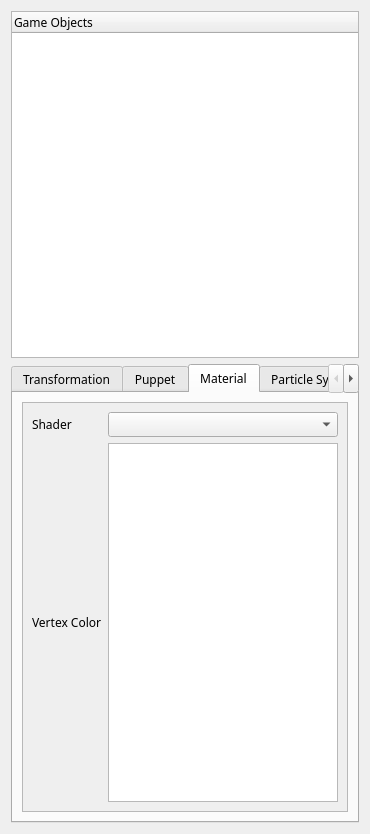
Qt form Source/UI/HierarchyWidget.ui (kevinmore/Project-Nebula) before a commit.
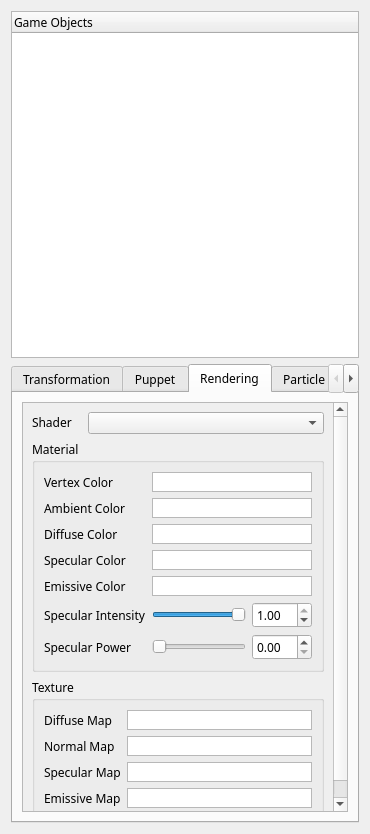
The same form after that commit.

Commit message: Implemented Material Control On GUI

Diff of the .ui file:
```diff
--- a/Source/UI/HierarchyWidget.ui
+++ b/Source/UI/HierarchyWidget.ui
@@ -556,7 +556,7 @@
      </widget>
      <widget class="QWidget" name="MaterialTab">
       <attribute name="title">
-       <string>Material</string>
+       <string>Rendering</string>
       </attribute>
       <layout class="QVBoxLayout" name="verticalLayout_6">
        <item>
@@ -569,21 +569,33 @@
            <rect>
             <x>0</x>
             <y>0</y>
-            <width>326</width>
-            <height>407</height>
+            <width>309</width>
+            <height>417</height>
            </rect>
           </property>
-          <layout class="QVBoxLayout" name="verticalLayout_12">
+          <layout class="QVBoxLayout" name="verticalLayout_16">
            <item>
-            <layout class="QGridLayout" name="gridLayout_3">
-             <item row="0" column="0">
+            <layout class="QHBoxLayout" name="horizontalLayout_16">
+             <item>
               <widget class="QLabel" name="label_42">
                <property name="sizePolicy">
-                <sizepolicy hsizetype="Preferred" vsizetype="Preferred">
+                <sizepolicy hsizetype="Preferred" vsizetype="Fixed">
                  <horstretch>0</horstretch>
                  <verstretch>0</verstretch>
                 </sizepolicy>
                </property>
+               <property name="minimumSize">
+                <size>
+                 <width>50</width>
+                 <height>0</height>
+                </size>
+               </property>
+               <property name="maximumSize">
+                <size>
+                 <width>50</width>
+                 <height>16777215</height>
+                </size>
+               </property>
                <property name="text">
                 <string>Shader</string>
                </property>
@@ -592,43 +604,457 @@
                </property>
               </widget>
              </item>
-             <item row="0" column="1">
-              <widget class="QComboBox" name="comboBox_SahderFiles"/>
-             </item>
-             <item row="1" column="0">
-              <widget class="QLabel" name="label_35">
+             <item>
+              <widget class="QComboBox" name="comboBox_SahderFiles">
                <property name="sizePolicy">
-                <sizepolicy hsizetype="Preferred" vsizetype="Preferred">
+                <sizepolicy hsizetype="Preferred" vsizetype="Expanding">
                  <horstretch>0</horstretch>
                  <verstretch>0</verstretch>
                 </sizepolicy>
-               </property>
-               <property name="text">
-                <string>Vertex Color</string>
-               </property>
-               <property name="alignment">
-                <set>Qt::AlignLeading|Qt::AlignLeft|Qt::AlignVCenter</set>
-               </property>
-              </widget>
-             </item>
-             <item row="1" column="1">
-              <widget class="QGraphicsView" name="graphicsView_VertexColorPicker">
-               <property name="sizePolicy">
-                <sizepolicy hsizetype="Minimum" vsizetype="Minimum">
-                 <horstretch>0</horstretch>
-                 <verstretch>0</verstretch>
-                </sizepolicy>
-               </property>
-               <property name="minimumSize">
-                <size>
-                 <width>20</width>
-                 <height>20</height>
-                </size>
                </property>
               </widget>
              </item>
             </layout>
            </item>
+           <item>
+            <widget class="QGroupBox" name="groupBox">
+             <property name="title">
+              <string>Material</string>
+             </property>
+             <layout class="QVBoxLayout" name="verticalLayout_12">
+              <item>
+               <layout class="QGridLayout" name="gridLayout_3">
+                <item row="5" column="1">
+                 <layout class="QHBoxLayout" name="horizontalLayout_13">
+                  <item>
+                   <widget class="QSlider" name="horizontalSlider_ShininessStrength">
+                    <property name="maximum">
+                     <number>100</number>
+                    </property>
+                    <property name="value">
+                     <number>100</number>
+                    </property>
+                    <property name="orientation">
+                     <enum>Qt::Horizontal</enum>
+                    </property>
+                   </widget>
+                  </item>
+                  <item>
+                   <widget class="QDoubleSpinBox" name="doubleSpinBox_ShininessStrength">
+                    <property name="sizePolicy">
+                     <sizepolicy hsizetype="Fixed" vsizetype="Fixed">
+                      <horstretch>0</horstretch>
+                      <verstretch>0</verstretch>
+                     </sizepolicy>
+                    </property>
+                    <property name="minimumSize">
+                     <size>
+                      <width>60</width>
+                      <height>0</height>
+                     </size>
+                    </property>
+                    <property name="maximumSize">
+                     <size>
+                      <width>60</width>
+                      <height>16777215</height>
+                     </size>
+                    </property>
+                    <property name="maximum">
+                     <double>1.000000000000000</double>
+                    </property>
+                    <property name="singleStep">
+                     <double>0.100000000000000</double>
+                    </property>
+                    <property name="value">
+                     <double>1.000000000000000</double>
+                    </property>
+                   </widget>
+                  </item>
+                 </layout>
+                </item>
+                <item row="6" column="1">
+                 <layout class="QHBoxLayout" name="horizontalLayout_14">
+                  <item>
+                   <widget class="QSlider" name="horizontalSlider_Shininess">
+                    <property name="maximum">
+                     <number>100</number>
+                    </property>
+                    <property name="orientation">
+                     <enum>Qt::Horizontal</enum>
+                    </property>
+                   </widget>
+                  </item>
+                  <item>
+                   <widget class="QDoubleSpinBox" name="doubleSpinBox_Shininess">
+                    <property name="sizePolicy">
+                     <sizepolicy hsizetype="Fixed" vsizetype="Fixed">
+                      <horstretch>0</horstretch>
+                      <verstretch>0</verstretch>
+                     </sizepolicy>
+                    </property>
+                    <property name="minimumSize">
+                     <size>
+                      <width>60</width>
+                      <height>0</height>
+                     </size>
+                    </property>
+                    <property name="maximumSize">
+                     <size>
+                      <width>60</width>
+                      <height>16777215</height>
+                     </size>
+                    </property>
+                    <property name="decimals">
+                     <number>2</number>
+                    </property>
+                    <property name="maximum">
+                     <double>100.000000000000000</double>
+                    </property>
+                    <property name="singleStep">
+                     <double>0.100000000000000</double>
+                    </property>
+                   </widget>
+                  </item>
+                 </layout>
+                </item>
+                <item row="1" column="0">
+                 <widget class="QLabel" name="label_43">
+                  <property name="sizePolicy">
+                   <sizepolicy hsizetype="Preferred" vsizetype="Preferred">
+                    <horstretch>0</horstretch>
+                    <verstretch>0</verstretch>
+                   </sizepolicy>
+                  </property>
+                  <property name="text">
+                   <string>Ambient Color</string>
+                  </property>
+                  <property name="alignment">
+                   <set>Qt::AlignLeading|Qt::AlignLeft|Qt::AlignVCenter</set>
+                  </property>
+                 </widget>
+                </item>
+                <item row="2" column="0">
+                 <widget class="QLabel" name="label_44">
+                  <property name="sizePolicy">
+                   <sizepolicy hsizetype="Preferred" vsizetype="Preferred">
+                    <horstretch>0</horstretch>
+                    <verstretch>0</verstretch>
+                   </sizepolicy>
+                  </property>
+                  <property name="text">
+                   <string>Diffuse Color</string>
+                  </property>
+                  <property name="alignment">
+                   <set>Qt::AlignLeading|Qt::AlignLeft|Qt::AlignVCenter</set>
+                  </property>
+                 </widget>
+                </item>
+                <item row="1" column="1">
+                 <widget class="QGraphicsView" name="graphicsView_AmbientColorPicker">
+                  <property name="sizePolicy">
+                   <sizepolicy hsizetype="Minimum" vsizetype="Minimum">
+                    <horstretch>0</horstretch>
+                    <verstretch>0</verstretch>
+                   </sizepolicy>
+                  </property>
+                  <property name="minimumSize">
+                   <size>
+                    <width>20</width>
+                    <height>20</height>
+                   </size>
+                  </property>
+                 </widget>
+                </item>
+                <item row="2" column="1">
+                 <widget class="QGraphicsView" name="graphicsView_DiffuseColorPicker">
+                  <property name="sizePolicy">
+                   <sizepolicy hsizetype="Minimum" vsizetype="Minimum">
+                    <horstretch>0</horstretch>
+                    <verstretch>0</verstretch>
+                   </sizepolicy>
+                  </property>
+                  <property name="minimumSize">
+                   <size>
+                    <width>20</width>
+                    <height>20</height>
+                   </size>
+                  </property>
+                 </widget>
+                </item>
+                <item row="5" column="0">
+                 <widget class="QLabel" name="label_47">
+                  <property name="sizePolicy">
+                   <sizepolicy hsizetype="Preferred" vsizetype="Preferred">
+                    <horstretch>0</horstretch>
+                    <verstretch>0</verstretch>
+                   </sizepolicy>
+                  </property>
+                  <property name="text">
+                   <string>Specular Intensity</string>
+                  </property>
+                  <property name="alignment">
+                   <set>Qt::AlignLeading|Qt::AlignLeft|Qt::AlignVCenter</set>
+                  </property>
+                 </widget>
+                </item>
+                <item row="4" column="1">
+                 <widget class="QGraphicsView" name="graphicsView_EmissiveColorPicker">
+                  <property name="sizePolicy">
+                   <sizepolicy hsizetype="Minimum" vsizetype="Minimum">
+                    <horstretch>0</horstretch>
+                    <verstretch>0</verstretch>
+                   </sizepolicy>
+                  </property>
+                  <property name="minimumSize">
+                   <size>
+                    <width>20</width>
+                    <height>20</height>
+                   </size>
+                  </property>
+                 </widget>
+                </item>
+                <item row="4" column="0">
+                 <widget class="QLabel" name="label_46">
+                  <property name="sizePolicy">
+                   <sizepolicy hsizetype="Preferred" vsizetype="Preferred">
+                    <horstretch>0</horstretch>
+                    <verstretch>0</verstretch>
+                   </sizepolicy>
+                  </property>
+                  <property name="text">
+                   <string>Emissive Color</string>
+                  </property>
+                  <property name="alignment">
+                   <set>Qt::AlignLeading|Qt::AlignLeft|Qt::AlignVCenter</set>
+                  </property>
+                 </widget>
+                </item>
+                <item row="3" column="0">
+                 <widget class="QLabel" name="label_45">
+                  <property name="sizePolicy">
+                   <sizepolicy hsizetype="Preferred" vsizetype="Preferred">
+                    <horstretch>0</horstretch>
+                    <verstretch>0</verstretch>
+                   </sizepolicy>
+                  </property>
+                  <property name="text">
+                   <string>Specular Color</string>
+                  </property>
+                  <property name="alignment">
+                   <set>Qt::AlignLeading|Qt::AlignLeft|Qt::AlignVCenter</set>
+                  </property>
+                 </widget>
+                </item>
+                <item row="3" column="1">
+                 <widget class="QGraphicsView" name="graphicsView_SpecularColorPicker">
+                  <property name="sizePolicy">
+                   <sizepolicy hsizetype="Minimum" vsizetype="Minimum">
+                    <horstretch>0</horstretch>
+                    <verstretch>0</verstretch>
+                   </sizepolicy>
+                  </property>
+                  <property name="minimumSize">
+                   <size>
+                    <width>20</width>
+                    <height>20</height>
+                   </size>
+                  </property>
+                 </widget>
+                </item>
+                <item row="6" column="0">
+                 <widget class="QLabel" name="label_48">
+                  <property name="sizePolicy">
+                   <sizepolicy hsizetype="Preferred" vsizetype="Preferred">
+                    <horstretch>0</horstretch>
+                    <verstretch>0</verstretch>
+                   </sizepolicy>
+                  </property>
+                  <property name="text">
+                   <string>Specular Power</string>
+                  </property>
+                  <property name="alignment">
+                   <set>Qt::AlignLeading|Qt::AlignLeft|Qt::AlignVCenter</set>
+                  </property>
+                 </widget>
+                </item>
+                <item row="0" column="0">
+                 <widget class="QLabel" name="label_35">
+                  <property name="sizePolicy">
+                   <sizepolicy hsizetype="Preferred" vsizetype="Preferred">
+                    <horstretch>0</horstretch>
+                    <verstretch>0</verstretch>
+                   </sizepolicy>
+                  </property>
+                  <property name="text">
+                   <string>Vertex Color</string>
+                  </property>
+                  <property name="alignment">
+                   <set>Qt::AlignLeading|Qt::AlignLeft|Qt::AlignVCenter</set>
+                  </property>
+                 </widget>
+                </item>
+                <item row="0" column="1">
+                 <widget class="QGraphicsView" name="graphicsView_VertexColorPicker">
+                  <property name="sizePolicy">
+                   <sizepolicy hsizetype="Minimum" vsizetype="Minimum">
+                    <horstretch>0</horstretch>
+                    <verstretch>0</verstretch>
+                   </sizepolicy>
+                  </property>
+                  <property name="minimumSize">
+                   <size>
+                    <width>20</width>
+                    <height>20</height>
+                   </size>
+                  </property>
+                 </widget>
+                </item>
+               </layout>
+              </item>
+             </layout>
+            </widget>
+           </item>
+           <item>
+            <widget class="QGroupBox" name="groupBox_2">
+             <property name="title">
+              <string>Texture</string>
+             </property>
+             <layout class="QVBoxLayout" name="verticalLayout_15">
+              <item>
+               <layout class="QGridLayout" name="gridLayout_4">
+                <item row="2" column="1">
+                 <widget class="QGraphicsView" name="graphicsView_SpecularMapPicker">
+                  <property name="sizePolicy">
+                   <sizepolicy hsizetype="Minimum" vsizetype="Minimum">
+                    <horstretch>0</horstretch>
+                    <verstretch>0</verstretch>
+                   </sizepolicy>
+                  </property>
+                  <property name="minimumSize">
+                   <size>
+                    <width>20</width>
+                    <height>20</height>
+                   </size>
+                  </property>
+                 </widget>
+                </item>
+                <item row="2" column="0">
+                 <widget class="QLabel" name="label_53">
+                  <property name="sizePolicy">
+                   <sizepolicy hsizetype="Preferred" vsizetype="Preferred">
+                    <horstretch>0</horstretch>
+                    <verstretch>0</verstretch>
+                   </sizepolicy>
+                  </property>
+                  <property name="text">
+                   <string>Specular Map</string>
+                  </property>
+                  <property name="alignment">
+                   <set>Qt::AlignLeading|Qt::AlignLeft|Qt::AlignVCenter</set>
+                  </property>
+                 </widget>
+                </item>
+                <item row="3" column="0">
+                 <widget class="QLabel" name="label_52">
+                  <property name="sizePolicy">
+                   <sizepolicy hsizetype="Preferred" vsizetype="Preferred">
+                    <horstretch>0</horstretch>
+                    <verstretch>0</verstretch>
+                   </sizepolicy>
+                  </property>
+                  <property name="text">
+                   <string>Emissive Map</string>
+                  </property>
+                  <property name="alignment">
+                   <set>Qt::AlignLeading|Qt::AlignLeft|Qt::AlignVCenter</set>
+                  </property>
+                 </widget>
+                </item>
+                <item row="3" column="1">
+                 <widget class="QGraphicsView" name="graphicsView_EmissiveMapPicker">
+                  <property name="sizePolicy">
+                   <sizepolicy hsizetype="Minimum" vsizetype="Minimum">
+                    <horstretch>0</horstretch>
+                    <verstretch>0</verstretch>
+                   </sizepolicy>
+                  </property>
+                  <property name="minimumSize">
+                   <size>
+                    <width>20</width>
+                    <height>20</height>
+                   </size>
+                  </property>
+                 </widget>
+                </item>
+                <item row="1" column="1">
+                 <widget class="QGraphicsView" name="graphicsView_NormalMapPicker">
+                  <property name="sizePolicy">
+                   <sizepolicy hsizetype="Minimum" vsizetype="Minimum">
+                    <horstretch>0</horstretch>
+                    <verstretch>0</verstretch>
+                   </sizepolicy>
+                  </property>
+                  <property name="minimumSize">
+                   <size>
+                    <width>20</width>
+                    <height>20</height>
+                   </size>
+                  </property>
+                 </widget>
+                </item>
+                <item row="0" column="1">
+                 <widget class="QGraphicsView" name="graphicsView_DiffuseMapPicker">
+                  <property name="sizePolicy">
+                   <sizepolicy hsizetype="Minimum" vsizetype="Minimum">
+                    <horstretch>0</horstretch>
+                    <verstretch>0</verstretch>
+                   </sizepolicy>
+                  </property>
+                  <property name="minimumSize">
+                   <size>
+                    <width>20</width>
+                    <height>20</height>
+                   </size>
+                  </property>
+                 </widget>
+                </item>
+                <item row="1" column="0">
+                 <widget class="QLabel" name="label_50">
+                  <property name="sizePolicy">
+                   <sizepolicy hsizetype="Preferred" vsizetype="Preferred">
+                    <horstretch>0</horstretch>
+                    <verstretch>0</verstretch>
+                   </sizepolicy>
+                  </property>
+                  <property name="text">
+                   <string>Normal Map</string>
+                  </property>
+                  <property name="alignment">
+                   <set>Qt::AlignLeading|Qt::AlignLeft|Qt::AlignVCenter</set>
+                  </property>
+                 </widget>
+                </item>
+                <item row="0" column="0">
+                 <widget class="QLabel" name="label_49">
+                  <property name="sizePolicy">
+                   <sizepolicy hsizetype="Preferred" vsizetype="Preferred">
+                    <horstretch>0</horstretch>
+                    <verstretch>0</verstretch>
+                   </sizepolicy>
+                  </property>
+                  <property name="text">
+                   <string>Diffuse Map</string>
+                  </property>
+                  <property name="alignment">
+                   <set>Qt::AlignLeading|Qt::AlignLeft|Qt::AlignVCenter</set>
+                  </property>
+                 </widget>
+                </item>
+               </layout>
+              </item>
+             </layout>
+            </widget>
+           </item>
           </layout>
          </widget>
         </widget>
```
Left out of the diff: 22 changed lines with no effect on the pictures. The commit also changes 14 other files.
